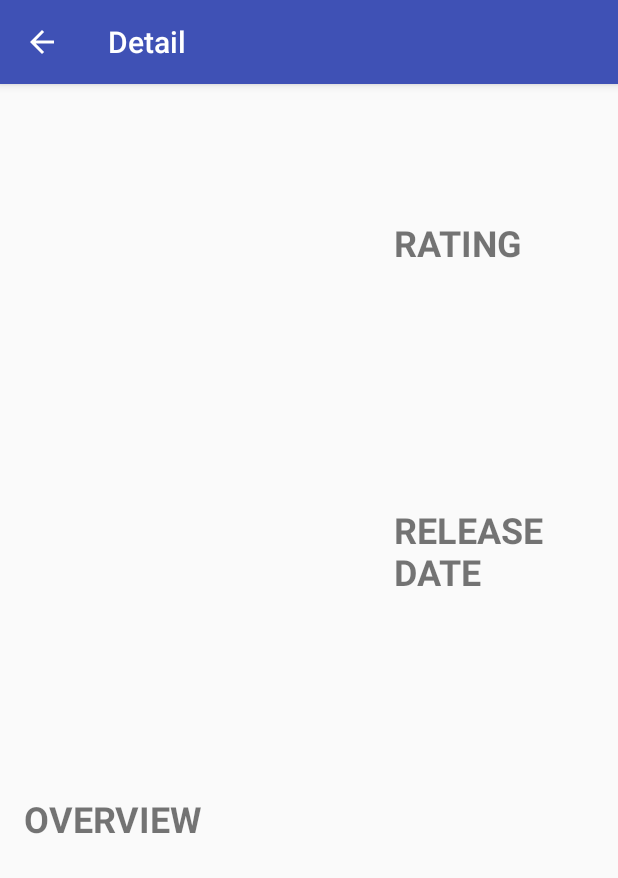
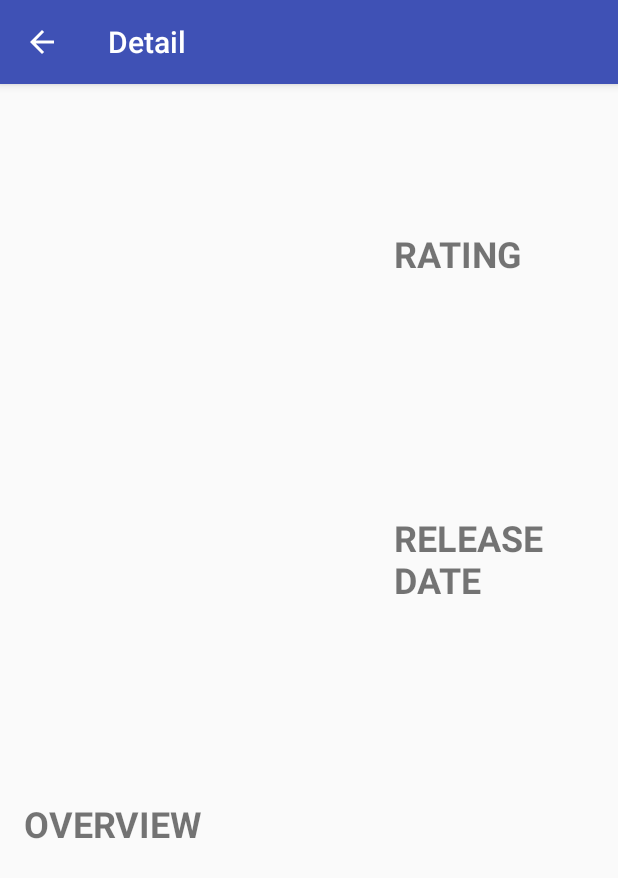
Before and after one commit to myashok/Movie-Talky, an Android app: the DetailActivityFragment screen opened directly, with no data from a screen before it, on a phone screen of 412 x 824 dp. Shown: the top 878 px of the screen. Run offline under Robolectric (Android 15) with nearby library versions, the phone set to English and light mode, and no system bars; pictures from the network do not load.

Commit message:
added marigin to title

```diff
--- a/app/src/main/res/layout/detail_fragment.xml
+++ b/app/src/main/res/layout/detail_fragment.xml
@@ -11,6 +11,7 @@
         android:textSize="@dimen/heading_size"
         android:layout_marginTop="@dimen/activity_horizontal_margin"
         android:layout_marginLeft="@dimen/activity_horizontal_margin"
+        android:layout_marginBottom="@dimen/activity_vertical_margin_less"
         android:id="@+id/detail_movie_title"/>
     <LinearLayout
         android:layout_height="0px"
```
